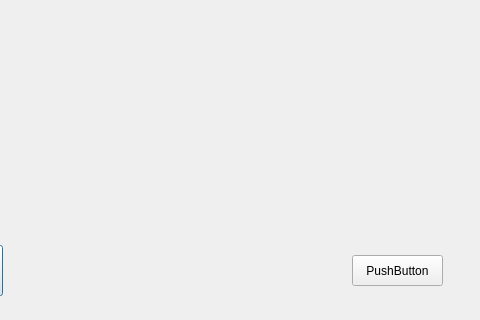
Before: the Qt Designer form Juego_Final01/selecp2.ui in JuanCarlosMedinaMorales/Juego_final, drawn with Qt 5; both pictures show x 98 to 578 and y 125 to 445 of the 578 by 445 pixel window.
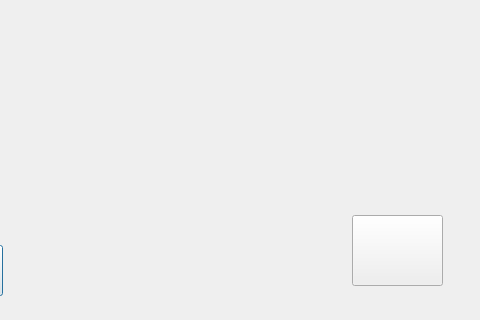
After: the same form once the commit is applied. Icons and pictures are not drawn.

Patch:
```diff
--- a/Juego_Final01/selecp2.ui
+++ b/Juego_Final01/selecp2.ui
@@ -118,16 +118,16 @@
    <property name="geometry">
     <rect>
      <x>450</x>
-     <y>380</y>
+     <y>340</y>
      <width>91</width>
-     <height>31</height>
+     <height>71</height>
     </rect>
    </property>
    <property name="styleSheet">
     <string notr="true">border-image: url(:/transparnt.png);</string>
    </property>
    <property name="text">
-    <string>PushButton</string>
+    <string/>
    </property>
   </widget>
  </widget>
```
Left out of the diff: 5 changed lines with no effect on the pictures.
